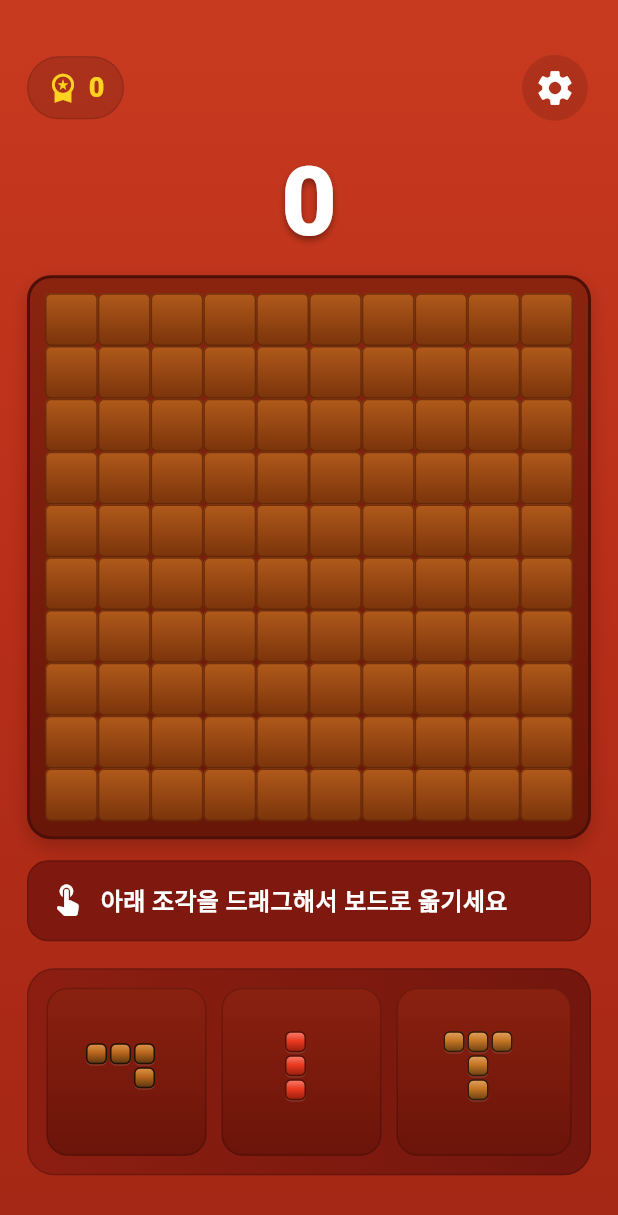
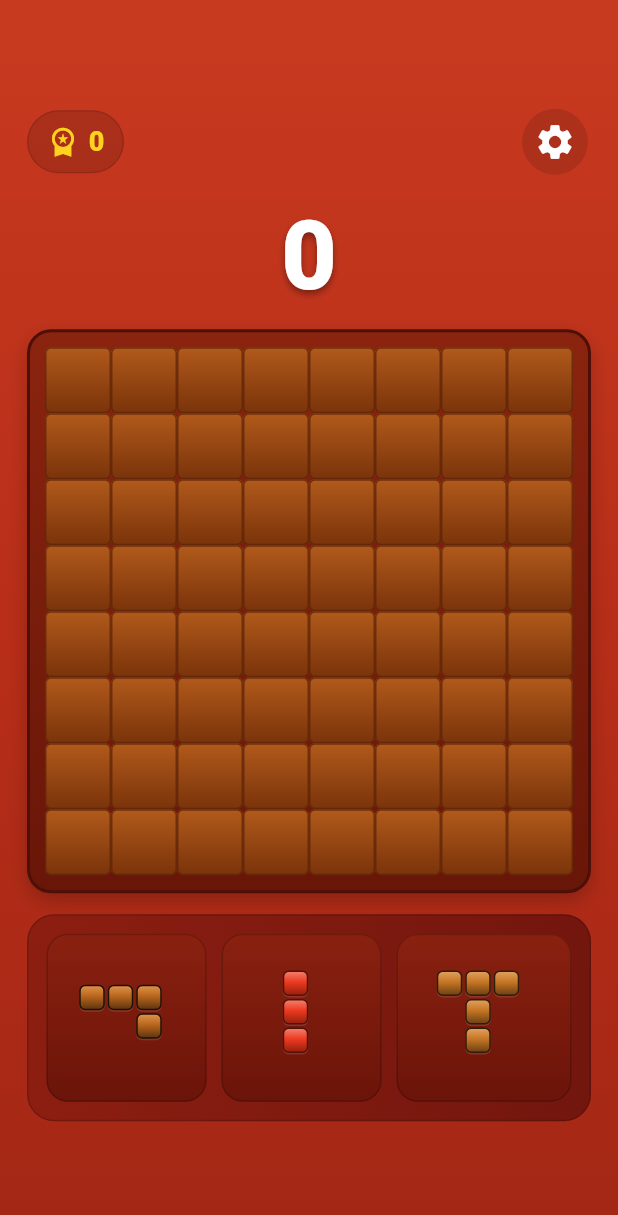
Before and after one commit to hyojong5614/block-game, a Flutter app: the ClassicModePage screen opened directly, on a phone screen of 412 x 824 dp. Shown: the top 1215 px of the screen. Run offline on Flutter 3.47's test engine with Material 3 defaults, Android fonts, the phone set to English and light mode, and no system bars; our stand-ins replace shared_preferences; accounts and stored records are empty.

Commit message:
Switch to 8x8 board and larger tray pieces

```diff
--- a/lib/main.dart
+++ b/lib/main.dart
@@ -469,13 +469,6 @@ class _ClassicModePageState extends State<ClassicModePage> {
 
   @override
   Widget build(BuildContext context) {
-    final selected = _game.selectedTrayIndex;
-    final helperText = _draggingTrayIndex != null
-        ? '드래그 중: 보드에 놓아 배치하세요'
-        : selected == null
-            ? '아래 조각을 드래그해서 보드로 옮기세요'
-            : '조각을 드래그해서 보드에 배치하세요';
-
     return Scaffold(
       body: Container(
         decoration: const BoxDecoration(
@@ -614,35 +607,6 @@ class _ClassicModePageState extends State<ClassicModePage> {
                       const SizedBox(height: 14),
                       Container(
                         width: double.infinity,
-                        padding: const EdgeInsets.symmetric(horizontal: 14, vertical: 14),
-                        decoration: BoxDecoration(
-                          color: const Color(0xFF7A170E).withValues(alpha: 0.9),
-                          borderRadius: BorderRadius.circular(14),
-                          border: Border.all(color: Colors.black.withValues(alpha: 0.18)),
-                        ),
-                        child: Row(
-                          children: [
-                            Icon(
-                              _game.isGameOver ? Icons.warning_amber_rounded : Icons.touch_app_rounded,
-                              color: _game.isGameOver ? const Color(0xFFFFD86B) : Colors.white,
-                            ),
-                            const SizedBox(width: 10),
-                            Expanded(
-                              child: Text(
-                                _game.isGameOver ? 'No Space Left' : helperText,
-                                style: const TextStyle(
-                                  color: Colors.white,
-                                  fontWeight: FontWeight.w700,
-                                  fontSize: 16,
-                                ),
-                              ),
-                            ),
-                          ],
-                        ),
-                      ),
-                      const SizedBox(height: 18),
-                      Container(
-                        width: double.infinity,
                         padding: const EdgeInsets.all(12),
                         decoration: BoxDecoration(
                           gradient: const LinearGradient(
@@ -655,10 +619,7 @@ class _ClassicModePageState extends State<ClassicModePage> {
                           game: _game,
                           draggingTrayIndex: _draggingTrayIndex,
                           currentGrabCell: _dragGrabCell,
-                          onSelect: (index) => setState(() {
-                            _game.toggleTraySelection(index);
-                            _hoverAnchor = null;
-                          }),
+                          onSelect: (_) {},
                           onDragStart: _onDragStart,
                           onDragEnd: _onDragEnd,
                           onDragPointerDown: _onDragPointerDown,
@@ -916,9 +877,7 @@ class _TrayPieceTile extends StatelessWidget {
   @override
   Widget build(BuildContext context) {
     final pieceValue = piece;
-    return GestureDetector(
-      onTap: onTap,
-      child: AnimatedOpacity(
+    final tileBody = AnimatedOpacity(
         duration: const Duration(milliseconds: 120),
         opacity: dimmed ? 0.35 : 1,
         child: AnimatedContainer(
@@ -946,8 +905,15 @@ class _TrayPieceTile extends StatelessWidget {
               ? const SizedBox.expand()
               : Center(child: draggable ?? _PiecePreview(piece: pieceValue)),
         ),
-      ),
-    );
+      );
+
+    if (pieceValue != null) {
+      // Avoid competing tap recognizers for active tray pieces so drag starts
+      // immediately on the first touch.
+      return tileBody;
+    }
+
+    return GestureDetector(onTap: onTap, child: tileBody);
   }
 }
 
@@ -962,7 +928,8 @@ class _FloatingPieceFeedback extends StatelessWidget {
   }
 }
 
-const Size _trayDragHitBoxSize = Size(96, 96);
+const double _trayPiecePreviewCellSize = 19;
+const Size _trayDragHitBoxSize = Size(132, 102);
 
 class _TrayDragHitArea extends StatelessWidget {
   const _TrayDragHitArea({required this.piece, required this.child});
@@ -972,10 +939,16 @@ class _TrayDragHitArea extends StatelessWidget {
 
   @override
   Widget build(BuildContext context) {
-    return SizedBox(
-      width: _trayDragHitBoxSize.width,
-      height: _trayDragHitBoxSize.height,
-      child: Center(child: child),
+    return LayoutBuilder(
+      builder: (context, constraints) {
+        final width = min(_trayDragHitBoxSize.width, constraints.maxWidth);
+        final height = min(_trayDragHitBoxSize.height, constraints.maxHeight);
+        return SizedBox(
+          width: width,
+          height: height,
+          child: Center(child: child),
+        );
+      },
     );
   }
 }
@@ -987,7 +960,7 @@ class _PiecePreview extends StatelessWidget {
 
   @override
   Widget build(BuildContext context) {
-    const cellSize = 16.0;
+    const cellSize = _trayPiecePreviewCellSize;
     return SizedBox(
       width: piece.shape.width * cellSize + 6,
       height: piece.shape.height * cellSize + 6,
@@ -1039,7 +1012,7 @@ class PlacementResult {
 }
 
 class ClassicGameController {
-  static const int boardSize = 10;
+  static const int boardSize = 8;
 
   final Random _random = Random();
 
@@ -1393,9 +1366,9 @@ Point<int> _defaultGrabCellForPiece(PieceInstance piece) {
 
 Point<int> _grabCellFromLocalOffset(
   PieceInstance piece,
-  Offset localPosition, {
-  double cellSize = 16,
-}) {
+  Offset localPosition,
+) {
+  const cellSize = _trayPiecePreviewCellSize;
   final rawX = (localPosition.dx / cellSize).floor();
   final rawY = (localPosition.dy / cellSize).floor();
 
@@ -1421,7 +1394,8 @@ Point<int> _grabCellFromLocalOffset(
   return Point<int>(nearest.x, nearest.y);
 }
 
-Size _piecePreviewSize(PieceInstance piece, {double cellSize = 16}) {
+Size _piecePreviewSize(PieceInstance piece) {
+  const cellSize = _trayPiecePreviewCellSize;
   return Size(
     piece.shape.width * cellSize + 6,
     piece.shape.height * cellSize + 6,
```
